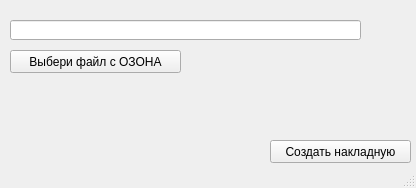
The window that main.ui (RavenVl/skladOzon) describes before a commit, drawn with Qt 5.
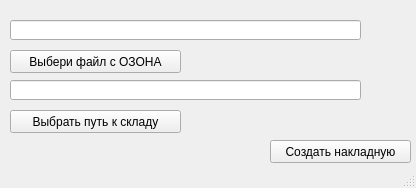
The same window after the commit.

Diff of the .ui file:
```diff
--- a/main.ui
+++ b/main.ui
@@ -50,6 +50,29 @@
      <string>Выбери файл с ОЗОНА</string>
     </property>
    </widget>
+   <widget class="QPushButton" name="pushButton_sklad">
+    <property name="geometry">
+     <rect>
+      <x>10</x>
+      <y>110</y>
+      <width>171</width>
+      <height>23</height>
+     </rect>
+    </property>
+    <property name="text">
+     <string>Выбрать путь к складу</string>
+    </property>
+   </widget>
+   <widget class="QLineEdit" name="lineEdit_2">
+    <property name="geometry">
+     <rect>
+      <x>10</x>
+      <y>80</y>
+      <width>351</width>
+      <height>20</height>
+     </rect>
+    </property>
+   </widget>
   </widget>
   <widget class="QStatusBar" name="statusbar"/>
  </widget>
```
Left out of the diff: 4 changed lines with no effect on the pictures.
